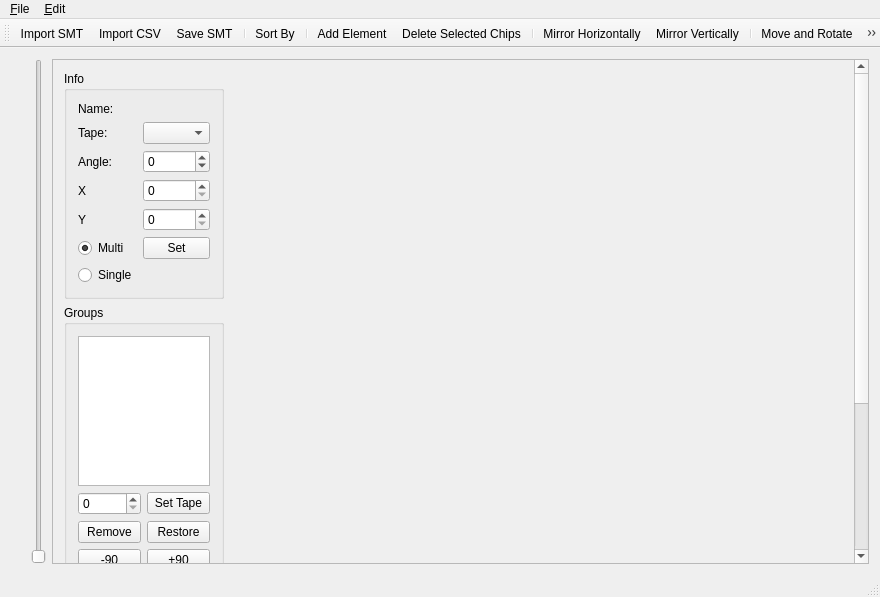
atomichammer/SMT_Creator, file mainwindow.ui: the form before one commit.
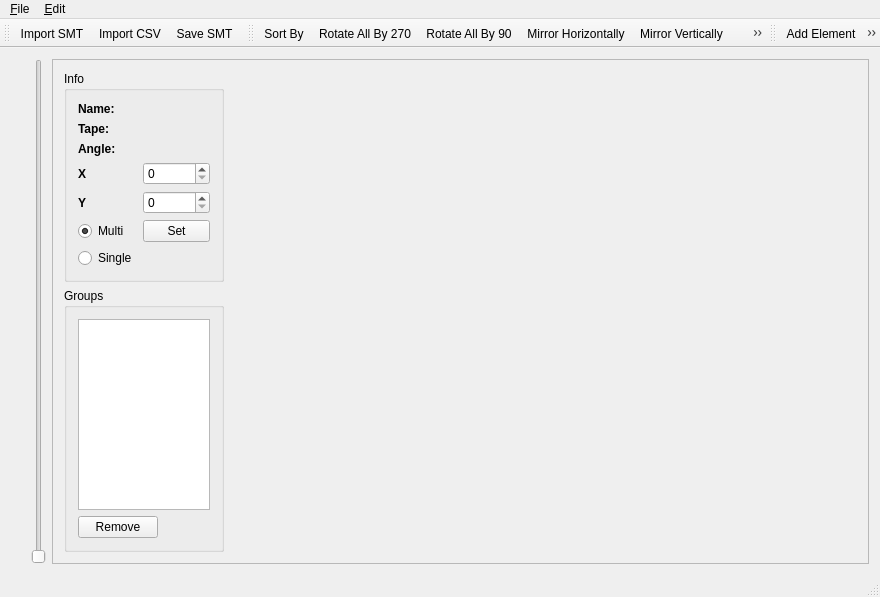
The form after the commit. Icons and pictures are not drawn.

What changed in the file:
```diff
--- a/mainwindow.ui
+++ b/mainwindow.ui
@@ -69,8 +69,8 @@
           <rect>
            <x>0</x>
            <y>0</y>
-           <width>396</width>
-           <height>678</height>
+           <width>412</width>
+           <height>500</height>
           </rect>
          </property>
          <layout class="QVBoxLayout" name="verticalLayout_2">
@@ -94,6 +94,12 @@
             <layout class="QGridLayout" name="gridLayout">
              <item row="1" column="1">
               <widget class="QLabel" name="lbDesignator2">
+               <property name="font">
+                <font>
+                 <weight>75</weight>
+                 <bold>true</bold>
+                </font>
+               </property>
                <property name="text">
                 <string>Name:</string>
                </property>
@@ -101,6 +107,12 @@
              </item>
              <item row="4" column="1">
               <widget class="QLabel" name="label_4">
+               <property name="font">
+                <font>
+                 <weight>75</weight>
+                 <bold>true</bold>
+                </font>
+               </property>
                <property name="text">
                 <string>Tape:</string>
                </property>
@@ -115,6 +127,12 @@
              </item>
              <item row="5" column="1">
               <widget class="QLabel" name="label_5">
+               <property name="font">
+                <font>
+                 <weight>75</weight>
+                 <bold>true</bold>
+                </font>
+               </property>
                <property name="text">
                 <string>Angle:</string>
                </property>
@@ -143,6 +161,12 @@
              </item>
              <item row="7" column="1">
               <widget class="QLabel" name="label_3">
+               <property name="font">
+                <font>
+                 <weight>75</weight>
+                 <bold>true</bold>
+                </font>
+               </property>
                <property name="text">
                 <string>Y</string>
                </property>
@@ -150,6 +174,12 @@
              </item>
              <item row="6" column="1">
               <widget class="QLabel" name="label_2">
+               <property name="font">
+                <font>
+                 <weight>75</weight>
+                 <bold>true</bold>
+                </font>
+               </property>
                <property name="text">
                 <string>X</string>
                </property>
@@ -172,18 +202,19 @@
                </property>
               </widget>
              </item>
-             <item row="5" column="2">
-              <widget class="QSpinBox" name="sbAngle">
-               <property name="minimum">
-                <number>-180</number>
-               </property>
-               <property name="maximum">
-                <number>180</number>
-               </property>
-              </widget>
-             </item>
              <item row="4" column="2">
-              <widget class="QComboBox" name="cbTape"/>
+              <widget class="QLabel" name="lbTape">
+               <property name="text">
+                <string/>
+               </property>
+              </widget>
+             </item>
+             <item row="5" column="2">
+              <widget class="QLabel" name="lbAngle">
+               <property name="text">
+                <string/>
+               </property>
+              </widget>
              </item>
             </layout>
            </widget>
@@ -206,61 +237,13 @@
              <string>Groups</string>
             </property>
             <layout class="QGridLayout" name="gridLayout_4">
-             <item row="3" column="1">
-              <widget class="QPushButton" name="pbSetGroupTape">
-               <property name="text">
-                <string>Set Tape</string>
-               </property>
-              </widget>
-             </item>
-             <item row="4" column="0">
+             <item row="3" column="0">
               <widget class="QPushButton" name="pbRemoveGroup">
                <property name="text">
                 <string>Remove</string>
                </property>
               </widget>
              </item>
-             <item row="4" column="1">
-              <widget class="QPushButton" name="pbRestore">
-               <property name="text">
-                <string>Restore</string>
-               </property>
-              </widget>
-             </item>
-             <item row="5" column="0">
-              <widget class="QPushButton" name="pbSub90">
-               <property name="text">
-                <string>-90</string>
-               </property>
-              </widget>
-             </item>
-             <item row="5" column="1">
-              <widget class="QPushButton" name="pbAdd90">
-               <property name="text">
-                <string>+90</string>
-               </property>
-              </widget>
-             </item>
-             <item row="6" column="0">
-              <widget class="QPushButton" name="pbRotate">
-               <property name="text">
-                <string>Rotate</string>
-               </property>
-              </widget>
-             </item>
-             <item row="6" column="1">
-              <widget class="QSpinBox" name="sbRotateAngle">
-               <property name="minimum">
-                <number>-360</number>
-               </property>
-               <property name="maximum">
-                <number>360</number>
-               </property>
-               <property name="value">
-                <number>0</number>
-               </property>
-              </widget>
-             </item>
              <item row="2" column="0" colspan="2">
               <widget class="QListView" name="listView">
                <property name="minimumSize">
@@ -274,113 +257,9 @@
                </property>
               </widget>
              </item>
-             <item row="3" column="0">
-              <widget class="QSpinBox" name="sbGroupTape"/>
-             </item>
-             <item row="7" column="0" colspan="2">
-              <widget class="QPushButton" name="pbRotSel">
-               <property name="text">
-                <string>Rotate Selected</string>
-               </property>
-              </widget>
-             </item>
             </layout>
            </widget>
           </item>
-          <item>
-           <widget class="QGroupBox" name="BasicSettings">
-            <property name="sizePolicy">
-             <sizepolicy hsizetype="Preferred" vsizetype="Preferred">
-              <horstretch>0</horstretch>
-              <verstretch>0</verstretch>
-             </sizepolicy>
-            </property>
-            <property name="minimumSize">
-             <size>
-              <width>0</width>
-              <height>0</height>
-             </size>
-            </property>
-            <property name="maximumSize">
-             <size>
-              <width>160</width>
-              <height>16777215</height>
-             </size>
-            </property>
-            <property name="title">
-             <string>Basic Settings</string>
-            </property>
-            <layout class="QGridLayout" name="gridLayout_3">
-             <item row="1" column="0">
-              <widget class="QLabel" name="label_6">
-               <property name="text">
-                <string>X</string>
-               </property>
-              </widget>
-             </item>
-             <item row="2" column="0">
-              <widget class="QLabel" name="label_8">
-               <property name="text">
-                <string>Y</string>
-               </property>
-              </widget>
-             </item>
-             <item row="1" column="1">
-              <widget class="QSpinBox" name="sbZeroX">
-               <property name="maximum">
-                <number>75000</number>
-               </property>
-               <property name="value">
-                <number>61635</number>
-               </property>
-              </widget>
-             </item>
-             <item row="2" column="1">
-              <widget class="QSpinBox" name="sbZeroY">
-               <property name="maximum">
-                <number>70000</number>
-               </property>
-               <property name="value">
-                <number>1838</number>
-               </property>
-              </widget>
-             </item>
-             <item row="3" column="1">
-              <widget class="QSpinBox" name="sbStepsPerMm">
-               <property name="minimum">
-                <number>1</number>
-               </property>
-               <property name="maximum">
-                <number>200</number>
-               </property>
-               <property name="value">
-                <number>197</number>
-               </property>
-              </widget>
-             </item>
-             <item row="3" column="0">
-              <widget class="QLabel" name="label_9">
-               <property name="text">
-                <string>Steps per mm:</string>
-               </property>
-              </widget>
-             </item>
-            </layout>
-           </widget>
-          </item>
-          <item>
-           <spacer name="verticalSpacer">
-            <property name="orientation">
-             <enum>Qt::Vertical</enum>
-            </property>
-            <property name="sizeHint" stdset="0">
-             <size>
-              <width>20</width>
-              <height>40</height>
-             </size>
-            </property>
-           </spacer>
-          </item>
          </layout>
         </widget>
        </widget>
@@ -437,20 +316,39 @@
    <addaction name="actionImport_SMT"/>
    <addaction name="actionImport_CSV"/>
    <addaction name="actionSave_SMT"/>
-   <addaction name="separator"/>
+  </widget>
+  <widget class="QStatusBar" name="statusBar"/>
+  <widget class="QToolBar" name="toolBar">
+   <property name="windowTitle">
+    <string>toolBar</string>
+   </property>
+   <attribute name="toolBarArea">
+    <enum>TopToolBarArea</enum>
+   </attribute>
+   <attribute name="toolBarBreak">
+    <bool>false</bool>
+   </attribute>
    <addaction name="actionSort_By"/>
-   <addaction name="separator"/>
-   <addaction name="actionAddPart"/>
-   <addaction name="actionDeleteSelected"/>
-   <addaction name="separator"/>
+   <addaction name="actionRotateAll270"/>
+   <addaction name="actionActionRotateAll90"/>
    <addaction name="actionFlipH"/>
    <addaction name="actionFlipV"/>
-   <addaction name="separator"/>
    <addaction name="actionMove_and_Rotate"/>
-   <addaction name="separator"/>
-   <addaction name="actionBasicSettings"/>
-   <addaction name="actionShow_Groups_Dialog"/>
-   <addaction name="actionBasicGroupsDialog"/>
+  </widget>
+  <widget class="QToolBar" name="toolBar_2">
+   <property name="windowTitle">
+    <string>toolBar_2</string>
+   </property>
+   <attribute name="toolBarArea">
+    <enum>TopToolBarArea</enum>
+   </attribute>
+   <attribute name="toolBarBreak">
+    <bool>false</bool>
+   </attribute>
+   <addaction name="actionAddPart"/>
+   <addaction name="actionDeleteSelected"/>
+   <addaction name="actionRotateC270"/>
+   <addaction name="actionRotateC90"/>
    <addaction name="actionChangeGroup"/>
   </widget>
   <widget class="QStatusBar" name="statusBar"/>
@@ -580,6 +478,59 @@
     <string>Ctrl+G</string>
    </property>
   </action>
+  <action name="actionSaveToSVG">
+   <property name="text">
+    <string>Save To SVG</string>
+   </property>
+  </action>
+  <action name="actionRotateC90">
+   <property name="icon">
+    <iconset resource="icons.qrc">
+     <normaloff>:/icons/icons/transform-rotate-90-icon.png</normaloff>:/icons/icons/transform-rotate-90-icon.png</iconset>
+   </property>
+   <property name="text">
+    <string>Rotate Selected By 90</string>
+   </property>
+   <property name="toolTip">
+    <string>Rotate Selected Items By 90 Degrees</string>
+   </property>
+  </action>
+  <action name="actionRotateC270">
+   <property name="icon">
+    <iconset resource="icons.qrc">
+     <normaloff>:/icons/icons/transform-rotate-270-icon.png</normaloff>:/icons/icons/transform-rotate-270-icon.png</iconset>
+   </property>
+   <property name="text">
+    <string>Rotate Selected By 270</string>
+   </property>
+   <property name="toolTip">
+    <string>Rotates Selected Items By 270 Degrees</string>
+   </property>
+  </action>
+  <action name="actionActionRotateAll90">
+   <property name="icon">
+    <iconset resource="icons.qrc">
+     <normaloff>:/icons/icons/transform-rotate-90-icon.png</normaloff>:/icons/icons/transform-rotate-90-icon.png</iconset>
+   </property>
+   <property name="text">
+    <string>Rotate All By 90</string>
+   </property>
+   <property name="toolTip">
+    <string>Rotates Whole Board By 90 Degrees</string>
+   </property>
+  </action>
+  <action name="actionRotateAll270">
+   <property name="icon">
+    <iconset resource="icons.qrc">
+     <normaloff>:/icons/icons/transform-rotate-270-icon.png</normaloff>:/icons/icons/transform-rotate-270-icon.png</iconset>
+   </property>
+   <property name="text">
+    <string>Rotate All By 270</string>
+   </property>
+   <property name="toolTip">
+    <string>Rotates Whole Board By 270 Degrees</string>
+   </property>
+  </action>
  </widget>
  <layoutdefault spacing="6" margin="11"/>
  <resources>
```
Left out of the diff: 22 changed lines with no effect on the pictures.
